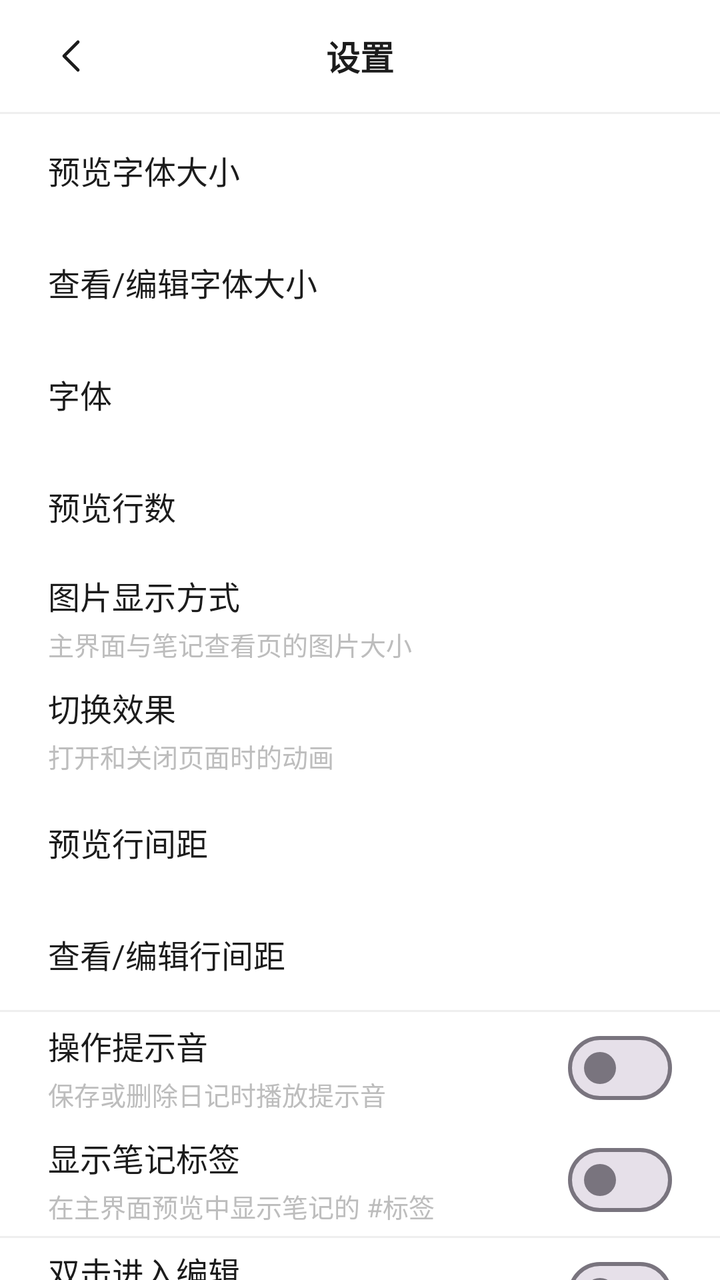
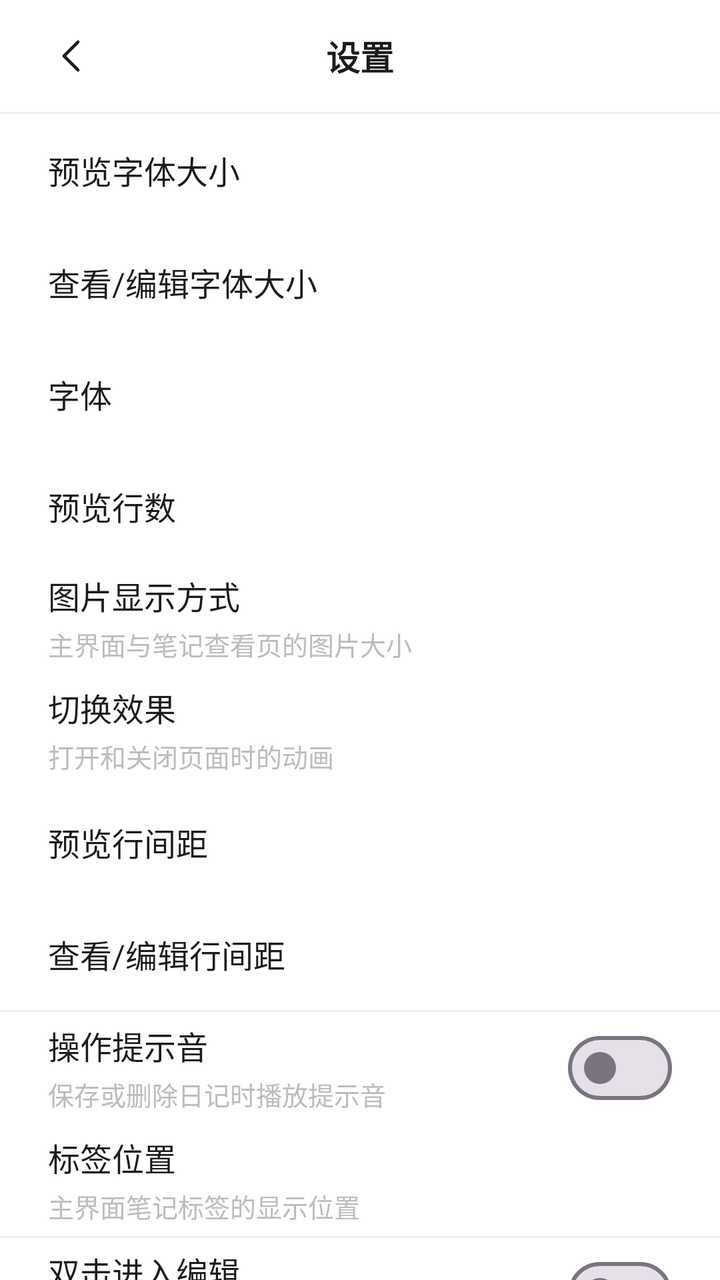

Screens rendered from an Android XML layout before and after an edit, with the pre-edit source and the edit as a unified diff.
<!-- AndroidManifest.xml: application theme Theme.WuDiary -->
<!-- res/layout/activity_settings.xml -->
<?xml version="1.0" encoding="utf-8"?>
<LinearLayout xmlns:android="http://schemas.android.com/apk/res/android"
    android:layout_width="match_parent"
    android:layout_height="match_parent"
    android:background="@color/background"
    android:orientation="vertical">

    <FrameLayout
        android:layout_width="match_parent"
        android:layout_height="56dp">

        <ImageButton
            android:id="@+id/btnBack"
            android:layout_width="48dp"
            android:layout_height="48dp"
            android:layout_gravity="start|center_vertical"
            android:layout_marginStart="12dp"
            android:background="?attr/selectableItemBackgroundBorderless"
            android:contentDescription="@string/back"
            android:scaleType="centerInside"
            android:src="@drawable/ic_chevron_left" />

        <TextView
            android:layout_width="wrap_content"
            android:layout_height="wrap_content"
            android:layout_gravity="center"
            android:text="@string/settings"
            android:textColor="@color/text_primary"
            android:textSize="17sp"
            android:textStyle="bold" />
    </FrameLayout>

    <View
        android:layout_width="match_parent"
        android:layout_height="1dp"
        android:background="@color/divider" />

    <ScrollView
        android:layout_width="match_parent"
        android:layout_height="0dp"
        android:layout_weight="1"
        android:fillViewport="true"
        android:overScrollMode="never"
        android:scrollbars="none">

        <LinearLayout
            android:layout_width="match_parent"
            android:layout_height="wrap_content"
            android:orientation="vertical"
            android:paddingBottom="24dp">

    <LinearLayout
        android:id="@+id/rowFontSize"
        android:layout_width="match_parent"
        android:layout_height="56dp"
        android:background="?attr/selectableItemBackground"
        android:clickable="true"
        android:focusable="true"
        android:gravity="center_vertical"
        android:orientation="horizontal"
        android:paddingHorizontal="24dp">

        <TextView
            android:layout_width="0dp"
            android:layout_height="wrap_content"
            android:layout_weight="1"
            android:text="@string/font_size"
            android:textColor="@color/text_primary"
            android:textSize="16sp" />

        <TextView
            android:id="@+id/textFontValue"
            android:layout_width="wrap_content"
            android:layout_height="wrap_content"
            android:textColor="@color/text_secondary"
            android:textSize="15sp" />
    </LinearLayout>

    <LinearLayout
        android:id="@+id/rowReadingFontSize"
        android:layout_width="match_parent"
        android:layout_height="56dp"
        android:background="?attr/selectableItemBackground"
        android:clickable="true"
        android:focusable="true"
        android:gravity="center_vertical"
        android:orientation="horizontal"
        android:paddingHorizontal="24dp">

        <TextView
            android:layout_width="0dp"
            android:layout_height="wrap_content"
            android:layout_weight="1"
            android:text="@string/reading_font_size"
            android:textColor="@color/text_primary"
            android:textSize="16sp" />

        <TextView
            android:id="@+id/textReadingFontValue"
            android:layout_width="wrap_content"
            android:layout_height="wrap_content"
            android:textColor="@color/text_secondary"
            android:textSize="15sp" />
    </LinearLayout>

    <LinearLayout
        android:id="@+id/rowFontFamily"
        android:layout_width="match_parent"
        android:layout_height="56dp"
        android:background="?attr/selectableItemBackground"
        android:clickable="true"
        android:focusable="true"
        android:gravity="center_vertical"
        android:orientation="horizontal"
        android:paddingHorizontal="24dp">

        <TextView
            android:layout_width="0dp"
            android:layout_height="wrap_content"
            android:layout_weight="1"
            android:text="@string/font_family"
            android:textColor="@color/text_primary"
            android:textSize="16sp" />

        <TextView
            android:id="@+id/textFontFamilyValue"
            android:layout_width="wrap_content"
            android:layout_height="wrap_content"
            android:textColor="@color/text_secondary"
            android:textSize="15sp" />
    </LinearLayout>

    <LinearLayout
        android:id="@+id/rowPreviewLines"
        android:layout_width="match_parent"
        android:layout_height="56dp"
        android:background="?attr/selectableItemBackground"
        android:clickable="true"
        android:focusable="true"
        android:gravity="center_vertical"
        android:orientation="horizontal"
        android:paddingHorizontal="24dp">

        <TextView
            android:layout_width="0dp"
            android:layout_height="wrap_content"
            android:layout_weight="1"
            android:text="@string/preview_lines"
            android:textColor="@color/text_primary"
            android:textSize="16sp" />

        <TextView
            android:id="@+id/textPreviewValue"
            android:layout_width="wrap_content"
            android:layout_height="wrap_content"
            android:textColor="@color/text_secondary"
            android:textSize="15sp" />
    </LinearLayout>

    <LinearLayout
        android:id="@+id/rowImageStyle"
        android:layout_width="match_parent"
        android:layout_height="56dp"
        android:background="?attr/selectableItemBackground"
        android:clickable="true"
        android:focusable="true"
        android:gravity="center_vertical"
        android:orientation="horizontal"
        android:paddingHorizontal="24dp">

        <LinearLayout
            android:layout_width="0dp"
            android:layout_height="wrap_content"
            android:layout_weight="1"
            android:orientation="vertical">

            <TextView
                android:layout_width="wrap_content"
                android:layout_height="wrap_content"
                android:text="@string/image_style"
                android:textColor="@color/text_primary"
                android:textSize="16sp" />

            <TextView
                android:layout_width="wrap_content"
                android:layout_height="wrap_content"
                android:layout_marginTop="3dp"
                android:text="@string/image_style_desc"
                android:textColor="@color/text_secondary"
                android:textSize="13sp" />
        </LinearLayout>

        <TextView
            android:id="@+id/textImageStyleValue"
            android:layout_width="wrap_content"
            android:layout_height="wrap_content"
            android:textColor="@color/text_secondary"
            android:textSize="15sp" />
    </LinearLayout>

    <LinearLayout
        android:id="@+id/rowTransitionStyle"
        android:layout_width="match_parent"
        android:layout_height="56dp"
        android:background="?attr/selectableItemBackground"
        android:clickable="true"
        android:focusable="true"
        android:gravity="center_vertical"
        android:orientation="horizontal"
        android:paddingHorizontal="24dp">

        <LinearLayout
            android:layout_width="0dp"
            android:layout_height="wrap_content"
            android:layout_weight="1"
            android:orientation="vertical">

            <TextView
                android:layout_width="wrap_content"
                android:layout_height="wrap_content"
                android:text="@string/transition_style"
                android:textColor="@color/text_primary"
                android:textSize="16sp" />

            <TextView
                android:layout_width="wrap_content"
                android:layout_height="wrap_content"
                android:layout_marginTop="3dp"
                android:text="@string/transition_style_desc"
                android:textColor="@color/text_secondary"
                android:textSize="13sp" />
        </LinearLayout>

        <TextView
            android:id="@+id/textTransitionStyleValue"
            android:layout_width="wrap_content"
            android:layout_height="wrap_content"
            android:textColor="@color/text_secondary"
            android:textSize="15sp" />
    </LinearLayout>

    <LinearLayout
        android:id="@+id/rowLineSpacing"
        android:layout_width="match_parent"
        android:layout_height="56dp"
        android:background="?attr/selectableItemBackground"
        android:clickable="true"
        android:focusable="true"
        android:gravity="center_vertical"
        android:orientation="horizontal"
        android:paddingHorizontal="24dp">

        <TextView
            android:layout_width="0dp"
            android:layout_height="wrap_content"
            android:layout_weight="1"
            android:text="@string/line_spacing"
            android:textColor="@color/text_primary"
            android:textSize="16sp" />

        <TextView
            android:id="@+id/textLineSpacingValue"
            android:layout_width="wrap_content"
            android:layout_height="wrap_content"
            android:textColor="@color/text_secondary"
            android:textSize="15sp" />
    </LinearLayout>

    <LinearLayout
        android:id="@+id/rowReadingLineSpacing"
        android:layout_width="match_parent"
        android:layout_height="56dp"
        android:background="?attr/selectableItemBackground"
        android:clickable="true"
        android:focusable="true"
        android:gravity="center_vertical"
        android:orientation="horizontal"
        android:paddingHorizontal="24dp">

        <TextView
            android:layout_width="0dp"
            android:layout_height="wrap_content"
            android:layout_weight="1"
            android:text="@string/reading_line_spacing"
            android:textColor="@color/text_primary"
            android:textSize="16sp" />

        <TextView
            android:id="@+id/textReadingLineSpacingValue"
            android:layout_width="wrap_content"
            android:layout_height="wrap_content"
            android:textColor="@color/text_secondary"
            android:textSize="15sp" />
    </LinearLayout>

    <View
        android:layout_width="match_parent"
        android:layout_height="1dp"
        android:background="@color/divider" />

    <LinearLayout
        android:id="@+id/rowSound"
        android:layout_width="match_parent"
        android:layout_height="56dp"
        android:background="?attr/selectableItemBackground"
        android:clickable="true"
        android:focusable="true"
        android:gravity="center_vertical"
        android:orientation="horizontal"
        android:paddingHorizontal="24dp">

        <LinearLayout
            android:layout_width="0dp"
            android:layout_height="wrap_content"
            android:layout_weight="1"
            android:orientation="vertical">

            <TextView
                android:layout_width="wrap_content"
                android:layout_height="wrap_content"
                android:text="@string/sound_feedback"
                android:textColor="@color/text_primary"
                android:textSize="16sp" />

            <TextView
                android:layout_width="wrap_content"
                android:layout_height="wrap_content"
                android:layout_marginTop="3dp"
                android:text="@string/sound_feedback_desc"
                android:textColor="@color/text_secondary"
                android:textSize="13sp" />
        </LinearLayout>

        <com.google.android.material.materialswitch.MaterialSwitch
            android:id="@+id/switchSound"
            android:layout_width="wrap_content"
            android:layout_height="wrap_content"
            android:clickable="false"
            android:focusable="false" />
    </LinearLayout>

    <LinearLayout
        android:id="@+id/rowPreviewTags"
        android:layout_width="match_parent"
        android:layout_height="56dp"
        android:background="?attr/selectableItemBackground"
        android:clickable="true"
        android:focusable="true"
        android:gravity="center_vertical"
        android:orientation="horizontal"
        android:paddingHorizontal="24dp">

        <LinearLayout
            android:layout_width="0dp"
            android:layout_height="wrap_content"
            android:layout_weight="1"
            android:orientation="vertical">

            <TextView
                android:layout_width="wrap_content"
                android:layout_height="wrap_content"
                android:text="@string/preview_tags"
                android:textColor="@color/text_primary"
                android:textSize="16sp" />

            <TextView
                android:layout_width="wrap_content"
                android:layout_height="wrap_content"
                android:layout_marginTop="3dp"
                android:text="@string/preview_tags_desc"
                android:textColor="@color/text_secondary"
                android:textSize="13sp" />
        </LinearLayout>

        <com.google.android.material.materialswitch.MaterialSwitch
            android:id="@+id/switchPreviewTags"
            android:layout_width="wrap_content"
            android:layout_height="wrap_content"
            android:clickable="false"
            android:focusable="false" />
    </LinearLayout>

    <View
        android:layout_width="match_parent"
        android:layout_height="1dp"
        android:background="@color/divider" />

    <LinearLayout
        android:id="@+id/rowDoubleTap"
        android:layout_width="match_parent"
        android:layout_height="56dp"
        android:background="?attr/selectableItemBackground"
        android:clickable="true"
        android:focusable="true"
        android:gravity="center_vertical"
        android:orientation="horizontal"
        android:paddingHorizontal="24dp">

        <LinearLayout
            android:layout_width="0dp"
            android:layout_height="wrap_content"
            android:layout_weight="1"
            android:orientation="vertical">

            <TextView
                android:layout_width="wrap_content"
                android:layout_height="wrap_content"
                android:text="@string/double_tap_edit"
                android:textColor="@color/text_primary"
                android:textSize="16sp" />

            <TextView
                android:layout_width="wrap_content"
                android:layout_height="wrap_content"
                android:layout_marginTop="3dp"
                android:text="@string/double_tap_edit_desc"
                android:textColor="@color/text_secondary"
                android:textSize="13sp" />
        </LinearLayout>

        <com.google.android.material.materialswitch.MaterialSwitch
            android:id="@+id/switchDoubleTap"
            android:layout_width="wrap_content"
            android:layout_height="wrap_content"
            android:clickable="false"
            android:focusable="false" />
    </LinearLayout>

    <View
        android:layout_width="match_parent"
        android:layout_height="1dp"
        android:background="@color/divider" />

    <LinearLayout
        android:id="@+id/rowStorage"
        android:layout_width="match_parent"
        android:layout_height="wrap_content"
        android:background="?attr/selectableItemBackground"
        android:clickable="true"
        android:focusable="true"
        android:orientation="vertical"
        android:paddingHorizontal="24dp"
        android:paddingVertical="14dp">

        <TextView
            android:layout_width="wrap_content"
            android:layout_height="wrap_content"
            android:text="@string/storage_location"
            android:textColor="@color/text_primary"
            android:textSize="16sp" />

        <TextView
            android:layout_width="wrap_content"
            android:layout_height="wrap_content"
            android:layout_marginTop="3dp"
            android:text="@string/storage_location_desc"
            android:textColor="@color/text_secondary"
            android:textSize="13sp" />

        <TextView
            android:id="@+id/textStorageValue"
            android:layout_width="match_parent"
            android:layout_height="wrap_content"
            android:layout_marginTop="4dp"
            android:ellipsize="middle"
            android:maxLines="1"
            android:textColor="@color/text_secondary"
            android:textSize="13sp" />
    </LinearLayout>

    <View
        android:layout_width="match_parent"
        android:layout_height="1dp"
        android:background="@color/divider" />

    <LinearLayout
        android:id="@+id/rowExport"
        android:layout_width="match_parent"
        android:layout_height="wrap_content"
        android:background="?attr/selectableItemBackground"
        android:clickable="true"
        android:focusable="true"
        android:orientation="vertical"
        android:paddingHorizontal="24dp"
        android:paddingVertical="14dp">

        <TextView
            android:layout_width="wrap_content"
            android:layout_height="wrap_content"
            android:text="@string/backup_export"
            android:textColor="@color/text_primary"
            android:textSize="16sp" />

        <TextView
            android:layout_width="wrap_content"
            android:layout_height="wrap_content"
            android:layout_marginTop="3dp"
            android:text="@string/backup_export_desc"
            android:textColor="@color/text_secondary"
            android:textSize="13sp" />
    </LinearLayout>

    <View
        android:layout_width="match_parent"
        android:layout_height="1dp"
        android:background="@color/divider" />

    <LinearLayout
        android:id="@+id/rowImport"
        android:layout_width="match_parent"
        android:layout_height="wrap_content"
        android:background="?attr/selectableItemBackground"
        android:clickable="true"
        android:focusable="true"
        android:orientation="vertical"
        android:paddingHorizontal="24dp"
        android:paddingVertical="14dp">

        <TextView
            android:layout_width="wrap_content"
            android:layout_height="wrap_content"
            android:text="@string/backup_import"
            android:textColor="@color/text_primary"
            android:textSize="16sp" />

        <TextView
            android:layout_width="wrap_content"
            android:layout_height="wrap_content"
            android:layout_marginTop="3dp"
            android:text="@string/backup_import_desc"
            android:textColor="@color/text_secondary"
            android:textSize="13sp" />
    </LinearLayout>

    <View
        android:layout_width="match_parent"
        android:layout_height="1dp"
        android:background="@color/divider" />

        </LinearLayout>
    </ScrollView>

</LinearLayout>
<!-- resources referenced by this layout -->
<resources>
  <color name="background">#FFFFFF</color>
  <color name="divider">#EFEFEF</color>
  <color name="text_primary">#1C1C1C</color>
  <color name="text_secondary">#BDBDBD</color>
  <!-- drawable ic_chevron_left (drawable) -->
  <?xml version="1.0" encoding="utf-8"?>
  <vector xmlns:android="http://schemas.android.com/apk/res/android"
      android:width="24dp"
      android:height="24dp"
      android:viewportWidth="24"
      android:viewportHeight="24">
      <path
          android:fillColor="#00000000"
          android:pathData="M15,5 L8,12 L15,19"
          android:strokeColor="#1C1C1C"
          android:strokeLineCap="round"
          android:strokeLineJoin="round"
          android:strokeWidth="1.6" />
  </vector>
  <string name="back">返回</string>
  <string name="backup_export">导出笔记</string>
  <string name="backup_export_desc">导出为 zip（Diary/notes/年-月-日.md + Diary/files）</string>
  <string name="backup_import">导入笔记</string>
  <string name="backup_import_desc">从 zip 备份中恢复笔记与图片</string>
  <string name="double_tap_edit">双击进入编辑</string>
  <string name="double_tap_edit_desc">在笔记浏览页双击可直接编辑</string>
  <string name="font_family">字体</string>
  <string name="font_size">预览字体大小</string>
  <string name="image_style">图片显示方式</string>
  <string name="image_style_desc">主界面与笔记查看页的图片大小</string>
  <string name="line_spacing">预览行间距</string>
  <string name="preview_lines">预览行数</string>
  <string name="preview_tags">显示笔记标签</string>
  <string name="preview_tags_desc">在主界面预览中显示笔记的 #标签</string>
  <string name="reading_font_size">查看/编辑字体大小</string>
  <string name="reading_line_spacing">查看/编辑行间距</string>
  <string name="settings">设置</string>
  <string name="sound_feedback">操作提示音</string>
  <string name="sound_feedback_desc">保存或删除日记时播放提示音</string>
  <string name="storage_location">笔记存储位置</string>
  <string name="storage_location_desc">笔记以 Markdown 保存到所选文件夹的 Diary/notes，图片存到 Diary/files</string>
  <string name="transition_style">切换效果</string>
  <string name="transition_style_desc">打开和关闭页面时的动画</string>
  <style name="Theme.WuDiary" parent="Theme.Material3.Light.NoActionBar">
          <item name="colorPrimary">@color/primary</item>
          <item name="colorOnPrimary">@android:color/white</item>
          <item name="colorSurface">@color/surface</item>
          <item name="android:windowBackground">@color/background</item>
          <item name="android:statusBarColor">@color/background</item>
          <item name="android:windowLightStatusBar">true</item>
          <item name="android:navigationBarColor">@color/background</item>
          
          <item name="alertDialogTheme">@style/Theme.WuDiary.Dialog</item>
          <item name="android:alertDialogTheme">@style/Theme.WuDiary.Dialog</item>
      </style>
  <color name="primary">#1C1C1C</color>
  <color name="surface">#FFFFFF</color>
  <style name="Theme.WuDiary.Dialog" parent="Theme.MaterialComponents.Light.Dialog.Alert">
          <item name="android:windowBackground">@drawable/bg_dialog</item>
          <item name="android:backgroundDimAmount">0.3</item>
          <item name="colorPrimary">@color/primary</item>
          <item name="colorOnPrimary">@android:color/white</item>
          <item name="colorSurface">@color/surface</item>
          <item name="android:textColorPrimary">@color/text_primary</item>
          <item name="android:textColorSecondary">@color/text_secondary</item>
      </style>
  <!-- drawable bg_dialog (drawable) -->
  <?xml version="1.0" encoding="utf-8"?>
  <shape xmlns:android="http://schemas.android.com/apk/res/android"
      android:shape="rectangle">
      <solid android:color="@color/surface" />
      <corners android:radius="22dp" />
  </shape>
</resources>

<!-- the commit's change to res/layout/activity_settings.xml (unified diff, before → after) -->
@@ -372,12 +372,12 @@
                 android:textSize="13sp" />
         </LinearLayout>
 
-        <com.google.android.material.materialswitch.MaterialSwitch
-            android:id="@+id/switchPreviewTags"
-            android:layout_width="wrap_content"
-            android:layout_height="wrap_content"
-            android:clickable="false"
-            android:focusable="false" />
+        <TextView
+            android:id="@+id/textTagStyleValue"
+            android:layout_width="wrap_content"
+            android:layout_height="wrap_content"
+            android:textColor="@color/text_secondary"
+            android:textSize="15sp" />
     </LinearLayout>
 
     <View
<!-- resource entries referenced after the edit -->
@@ -32,8 +32,8 @@
   <string name="image_style_desc">主界面与笔记查看页的图片大小</string>
   <string name="line_spacing">预览行间距</string>
   <string name="preview_lines">预览行数</string>
-  <string name="preview_tags">显示笔记标签</string>
-  <string name="preview_tags_desc">在主界面预览中显示笔记的 #标签</string>
+  <string name="preview_tags">标签位置</string>
+  <string name="preview_tags_desc">主界面笔记标签的显示位置</string>
   <string name="reading_font_size">查看/编辑字体大小</string>
   <string name="reading_line_spacing">查看/编辑行间距</string>
   <string name="settings">设置</string>
